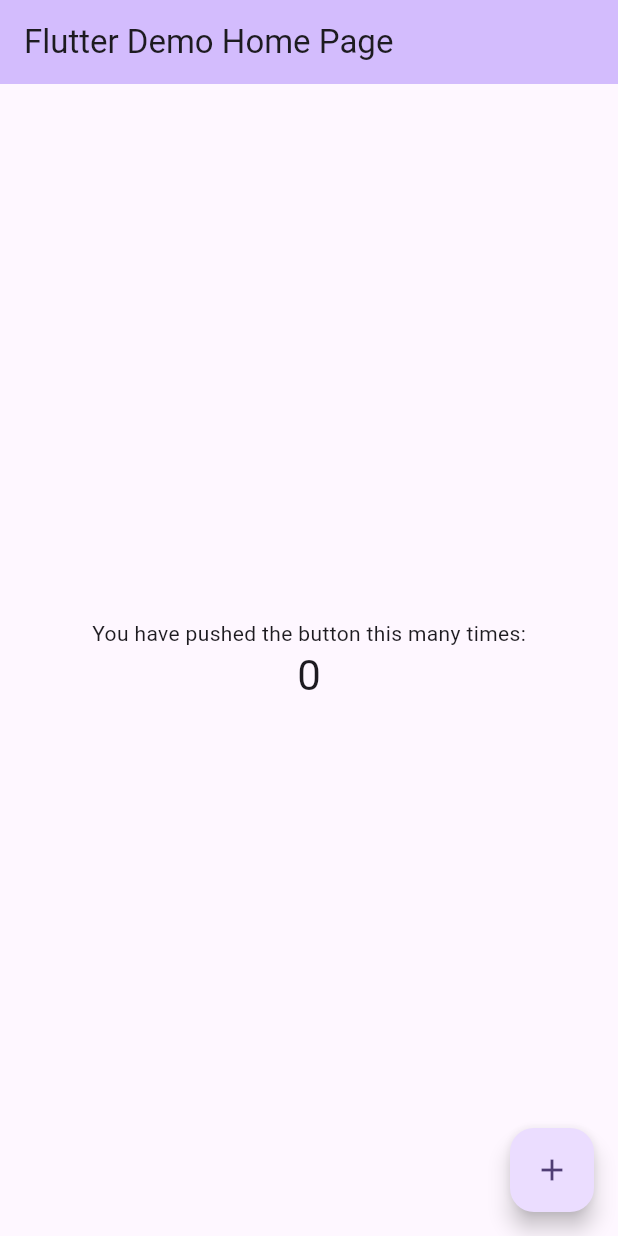
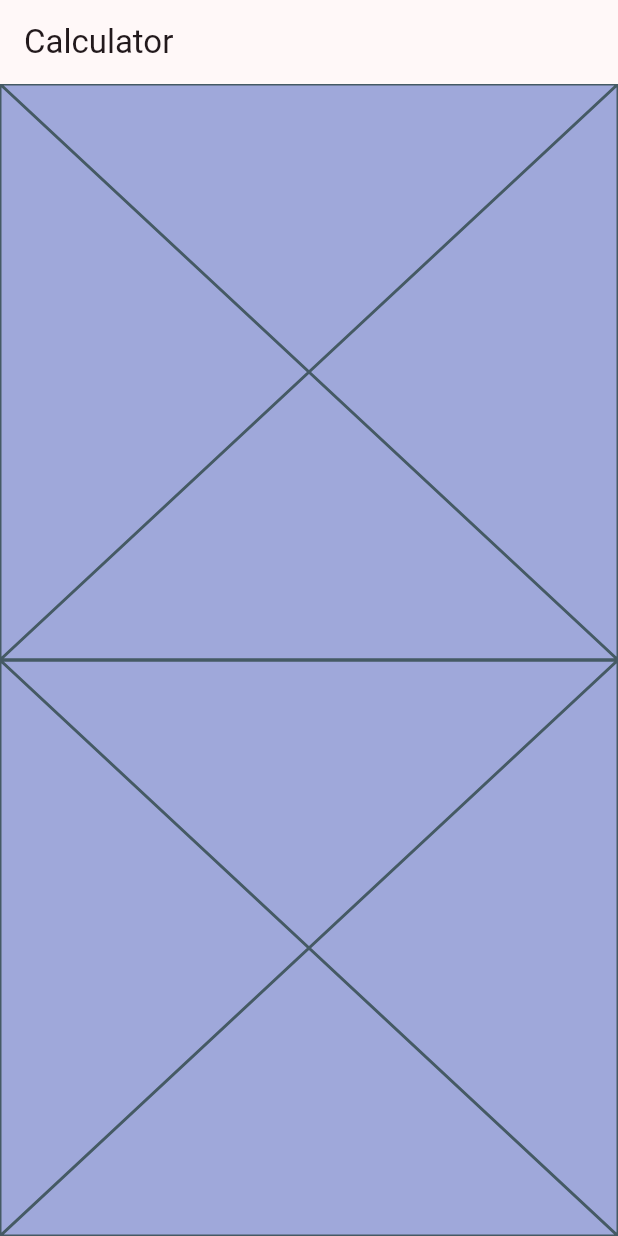
Before and after one commit to AMCCG/calculator, a Flutter app: the screen it shows after launch, on a phone screen of 412 x 824 dp. Run offline on Flutter 3.47's test engine with Material 3 defaults, Android fonts, the phone set to English and light mode, and no system bars; our stand-ins replace flutter_riverpod.

Commit message:
add layout

```diff
--- /dev/null
+++ b/lib/calculator/calculator.dart
@@ -0,0 +1,31 @@
+import 'package:flutter/cupertino.dart';
+import 'package:flutter/material.dart';
+import 'package:flutter_riverpod/flutter_riverpod.dart';
+
+final counterProvider = StateProvider<int>(
+  (ref) => 0,
+);
+
+class Calculator extends StatelessWidget {
+  const Calculator({super.key});
+
+  @override
+  Widget build(BuildContext context) {
+    return Container(
+      color: Colors.indigo[200],
+      width: MediaQuery.of(context).size.width,
+      height: MediaQuery.of(context).size.height,
+      child: Column(
+        mainAxisAlignment: MainAxisAlignment.start,
+        children: [
+          Expanded(
+            child: Placeholder(),
+          ),
+          Expanded(
+            child: Placeholder(),
+          ),
+        ],
+      ),
+    );
+  }
+}
--- a/lib/main.dart
+++ b/lib/main.dart
@@ -1,125 +1,39 @@
+import 'package:calculator/calculator/calculator.dart';
 import 'package:flutter/material.dart';
+import 'package:flutter_riverpod/flutter_riverpod.dart';
 
 void main() {
-  runApp(const MyApp());
+  runApp(const ProviderScope(child: MyApp()));
 }
 
 class MyApp extends StatelessWidget {
   const MyApp({super.key});
 
-  // This widget is the root of your application.
   @override
   Widget build(BuildContext context) {
     return MaterialApp(
-      title: 'Flutter Demo',
+      title: 'Calculator',
       theme: ThemeData(
-        // This is the theme of your application.
-        //
-        // TRY THIS: Try running your application with "flutter run". You'll see
-        // the application has a purple toolbar. Then, without quitting the app,
-        // try changing the seedColor in the colorScheme below to Colors.green
-        // and then invoke "hot reload" (save your changes or press the "hot
-        // reload" button in a Flutter-supported IDE, or press "r" if you used
-        // the command line to start the app).
-        //
-        // Notice that the counter didn't reset back to zero; the application
-        // state is not lost during the reload. To reset the state, use hot
-        // restart instead.
-        //
-        // This works for code too, not just values: Most code changes can be
-        // tested with just a hot reload.
-        colorScheme: ColorScheme.fromSeed(seedColor: Colors.deepPurple),
+        colorScheme: ColorScheme.fromSeed(seedColor: Colors.black26),
         useMaterial3: true,
       ),
-      home: const MyHomePage(title: 'Flutter Demo Home Page'),
+      home: const MyHomePage(),
     );
   }
 }
 
-class MyHomePage extends StatefulWidget {
-  const MyHomePage({super.key, required this.title});
-
-  // This widget is the home page of your application. It is stateful, meaning
-  // that it has a State object (defined below) that contains fields that affect
-  // how it looks.
-
-  // This class is the configuration for the state. It holds the values (in this
-  // case the title) provided by the parent (in this case the App widget) and
-  // used by the build method of the State. Fields in a Widget subclass are
-  // always marked "final".
-
-  final String title;
+class MyHomePage extends ConsumerWidget {
+  const MyHomePage({super.key});
 
   @override
-  State<MyHomePage> createState() => _MyHomePageState();
-}
-
-class _MyHomePageState extends State<MyHomePage> {
-  int _counter = 0;
-
-  void _incrementCounter() {
-    setState(() {
-      // This call to setState tells the Flutter framework that something has
-      // changed in this State, which causes it to rerun the build method below
-      // so that the display can reflect the updated values. If we changed
-      // _counter without calling setState(), then the build method would not be
-      // called again, and so nothing would appear to happen.
-      _counter++;
-    });
-  }
-
-  @override
-  Widget build(BuildContext context) {
-    // This method is rerun every time setState is called, for instance as done
-    // by the _incrementCounter method above.
-    //
-    // The Flutter framework has been optimized to make rerunning build methods
-    // fast, so that you can just rebuild anything that needs updating rather
-    // than having to individually change instances of widgets.
+  Widget build(BuildContext context, WidgetRef ref) {
     return Scaffold(
       appBar: AppBar(
-        // TRY THIS: Try changing the color here to a specific color (to
-        // Colors.amber, perhaps?) and trigger a hot reload to see the AppBar
-        // change color while the other colors stay the same.
-        backgroundColor: Theme.of(context).colorScheme.inversePrimary,
-        // Here we take the value from the MyHomePage object that was created by
-        // the App.build method, and use it to set our appbar title.
-        title: Text(widget.title),
-      ),
-      body: Center(
-        // Center is a layout widget. It takes a single child and positions it
-        // in the middle of the parent.
-        child: Column(
-          // Column is also a layout widget. It takes a list of children and
-          // arranges them vertically. By default, it sizes itself to fit its
-          // children horizontally, and tries to be as tall as its parent.
-          //
-          // Column has various properties to control how it sizes itself and
-          // how it positions its children. Here we use mainAxisAlignment to
-          // center the children vertically; the main axis here is the vertical
-          // axis because Columns are vertical (the cross axis would be
-          // horizontal).
-          //
-          // TRY THIS: Invoke "debug painting" (choose the "Toggle Debug Paint"
-          // action in the IDE, or press "p" in the console), to see the
-          // wireframe for each widget.
-          mainAxisAlignment: MainAxisAlignment.center,
-          children: <Widget>[
-            const Text(
-              'You have pushed the button this many times:',
-            ),
-            Text(
-              '$_counter',
-              style: Theme.of(context).textTheme.headlineMedium,
-            ),
-          ],
+        title: const Text(
+          "Calculator",
         ),
       ),
-      floatingActionButton: FloatingActionButton(
-        onPressed: _incrementCounter,
-        tooltip: 'Increment',
-        child: const Icon(Icons.add),
-      ), // This trailing comma makes auto-formatting nicer for build methods.
+      body: const Calculator(),
     );
   }
 }
--- a/pubspec.yaml
+++ b/pubspec.yaml
@@ -36,6 +36,7 @@ dependencies:
   # Use with the CupertinoIcons class for iOS style icons.
   cupertino_icons: ^1.0.8
   flutter_launcher_icons: ^0.14.1
+  flutter_riverpod: ^2.6.1
 
 dev_dependencies:
   flutter_test:
```
Also changed, not shown: pubspec.lock.
